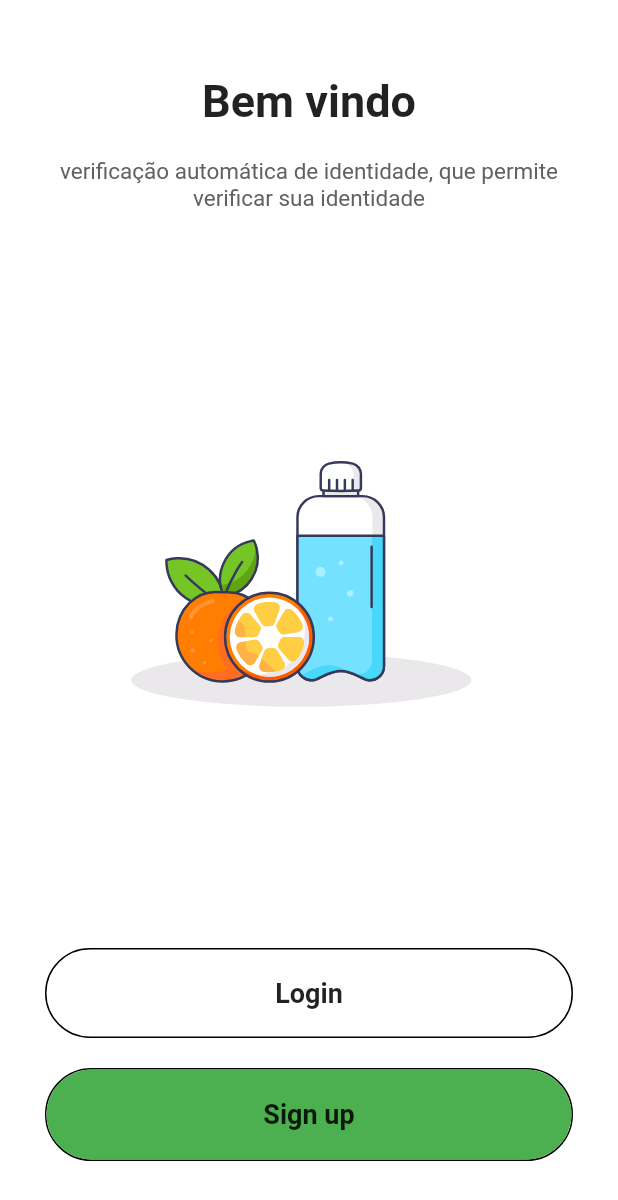
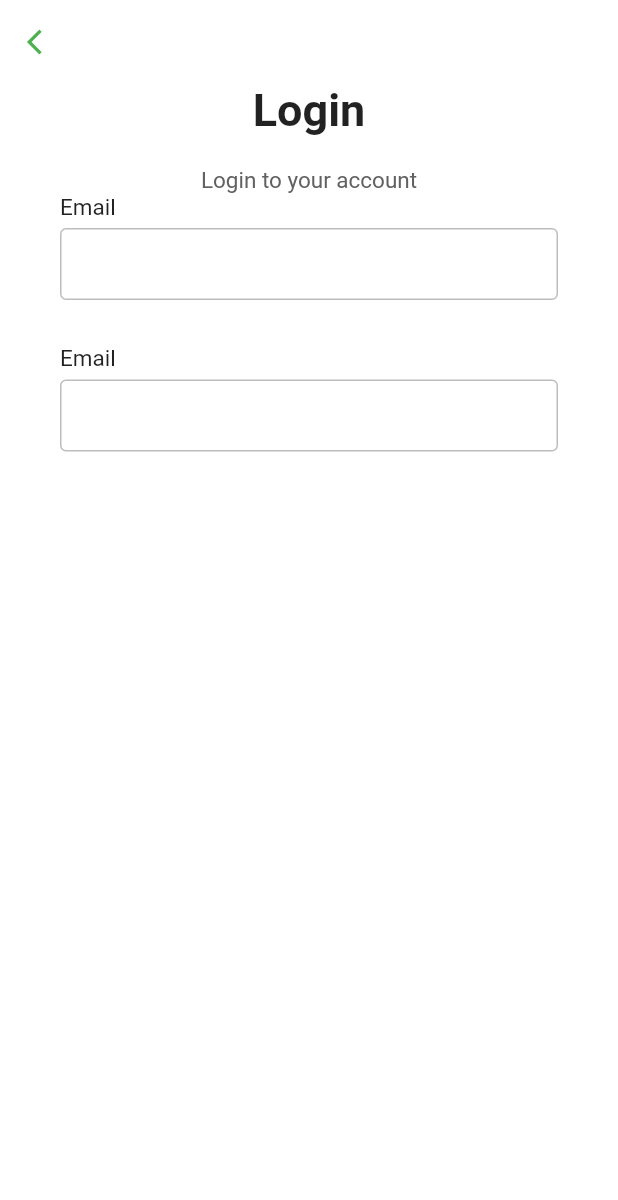
Before and after one commit to renankanu/vegan-food, a Flutter app: the screen it shows after launch, on a phone screen of 412 x 824 dp. Shown: the top 1200 px of the screen. Run offline on Flutter 3.47's test engine with Material 2 defaults, Android fonts, the phone set to English and light mode, and no system bars; our stand-ins replace flutter_svg.

Commit message:
Create Welcome Screen

```diff
--- a/lib/main.dart
+++ b/lib/main.dart
@@ -1,5 +1,6 @@
 import 'package:flutter/material.dart';
 import 'package:vegan_food/screens/login/login.dart';
+import 'package:vegan_food/screens/login/welcome.dart';
 
 void main() => runApp(
   MaterialApp(
--- a/lib/screens/login/login.dart
+++ b/lib/screens/login/login.dart
@@ -1,80 +1,52 @@
 import 'package:flutter/material.dart';
-import 'package:flutter/services.dart';
-import 'package:flutter_svg/svg.dart';
 
 class Login extends StatelessWidget {
   @override
   Widget build(BuildContext context) {
-    SystemChrome.setSystemUIOverlayStyle(
-        SystemUiOverlayStyle.dark.copyWith(statusBarColor: Colors.transparent));
     return Scaffold(
       backgroundColor: Colors.white,
-      body: SafeArea(
-        child: Container(
+      appBar: AppBar(
+        elevation: 0,
+        brightness: Brightness.light,
+        backgroundColor: Colors.white,
+        leading: IconButton(
+          onPressed: () {
+            Navigator.pop(context);
+          },
+          icon: Icon(
+            Icons.arrow_back_ios,
+            size: 20,
+            color: Colors.green,
+          ),
+        ),
+      ),
+      body: Container(
+        height: MediaQuery.of(context).size.height,
         width: double.infinity,
-          height: MediaQuery.of(context).size.height,
-          padding: EdgeInsets.symmetric(horizontal: 30, vertical: 50),
         child: Column(
-            mainAxisAlignment: MainAxisAlignment.spaceBetween,
-            crossAxisAlignment: CrossAxisAlignment.center,
+          children: <Widget>[
+            Column(
               children: <Widget>[
                 Column(
                   children: <Widget>[
                     Text(
-                    "Bem vindo",
-                    style: TextStyle(fontWeight: FontWeight.bold, fontSize: 30),
+                      "Login",
+                      style:
+                          TextStyle(fontSize: 30, fontWeight: FontWeight.bold),
                     ),
                     SizedBox(
                       height: 20,
                     ),
                     Text(
-                    "verificação automática de identidade, que permite verificar sua identidade",
-                    textAlign: TextAlign.center,
-                    style: TextStyle(color: Colors.grey[700], fontSize: 15),
+                      "Login to your account",
+                      style: TextStyle(fontSize: 15, color: Colors.grey[700]),
                     ),
                   ],
                 ),
-              Container(
-                height: MediaQuery.of(context).size.height / 3,
-                child: SvgPicture.asset('assets/healthy.svg'),
-              ),
-              Column(
-                children: <Widget>[
-                  MaterialButton(
-                    minWidth: double.infinity,
-                    height: 60,
-                    onPressed: () {},
-                    shape: RoundedRectangleBorder(
-                        side: BorderSide(color: Colors.black),
-                        borderRadius: BorderRadius.circular(50)),
-                    child: Text(
-                      "Login",
-                      style:
-                          TextStyle(fontWeight: FontWeight.w600, fontSize: 18),
-                    ),
-                  ),
-                  SizedBox(height: 20,),
-                  Container(
-                    decoration: BoxDecoration(borderRadius: BorderRadius.circular(50),
-                    border: Border(
-                      bottom: BorderSide(color: Colors.black),
-                      top: BorderSide(color: Colors.black),
-                      left: BorderSide(color: Colors.black),
-                      right: BorderSide(color: Colors.black),
-                    )),
-                    child: MaterialButton(
-                      minWidth: double.infinity,
-                      height: 60,
-                      onPressed: () {},
-                      elevation: 0,
-                      color: Colors.green,
-                      shape: RoundedRectangleBorder(
-                          borderRadius: BorderRadius.circular(50)),
-                      child: Text(
-                        "Sign up",
-                        style: TextStyle(
-                            fontWeight: FontWeight.w600, fontSize: 18),
-                      ),
+                Padding(
+                  padding: EdgeInsets.symmetric(horizontal: 40),
+                  child: Column(
+                    children: <Widget>[makeInput(label: "Email"), makeInput(label: "Email")],
                   ),
                 )
               ],
@@ -82,7 +54,32 @@ class Login extends StatelessWidget {
           ],
         ),
       ),
+    );
+  }
+
+  Widget makeInput({label, obscureText = false}) {
+    return Column(
+      crossAxisAlignment: CrossAxisAlignment.start,
+      children: <Widget>[
+        Text(
+          label,
+          style: TextStyle(
+              fontSize: 15, fontWeight: FontWeight.w400, color: Colors.black87),
         ),
+        SizedBox(
+          height: 5,
+        ),
+        TextField(
+          obscureText: obscureText,
+          decoration: InputDecoration(
+            contentPadding: EdgeInsets.symmetric(vertical: 0, horizontal: 10),
+              enabledBorder: OutlineInputBorder(
+                  borderSide: BorderSide(color: Colors.grey[400])),
+              border: OutlineInputBorder(
+                  borderSide: BorderSide(color: Colors.grey[400]))),
+        ),
+        SizedBox(height: 30,)
+      ],
     );
   }
 }
```
Also changed, not shown: lib/screens/login/welcome.dart (added, +88 -0 lines). Lines whose indentation alone changed are shown as unchanged.
